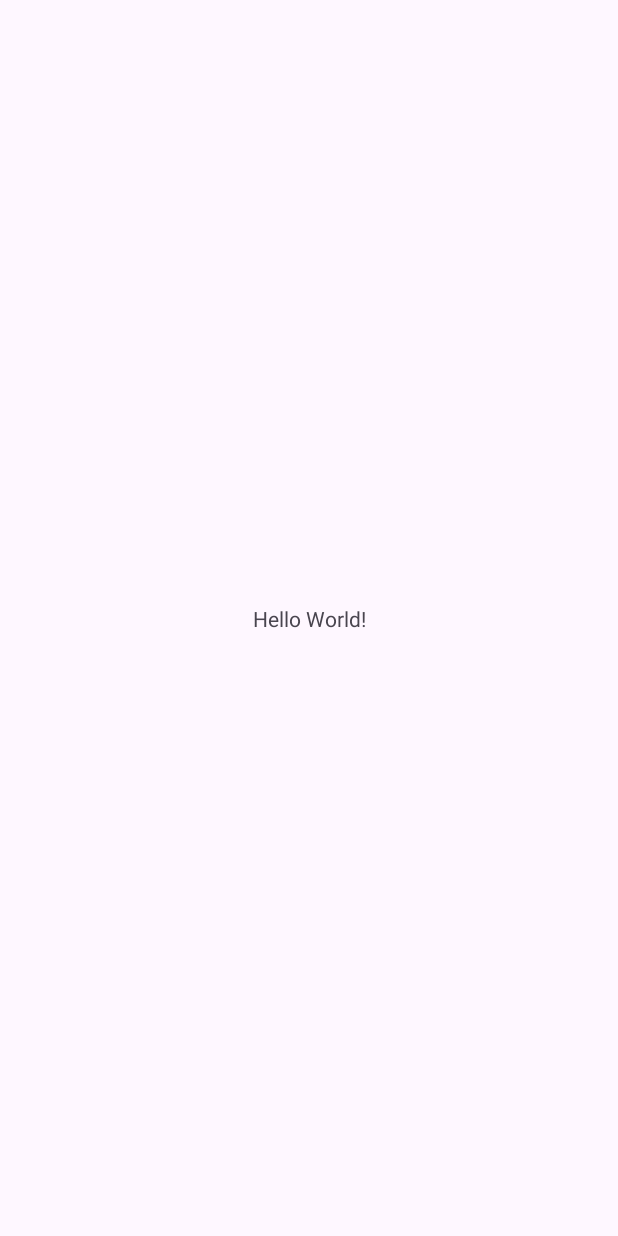
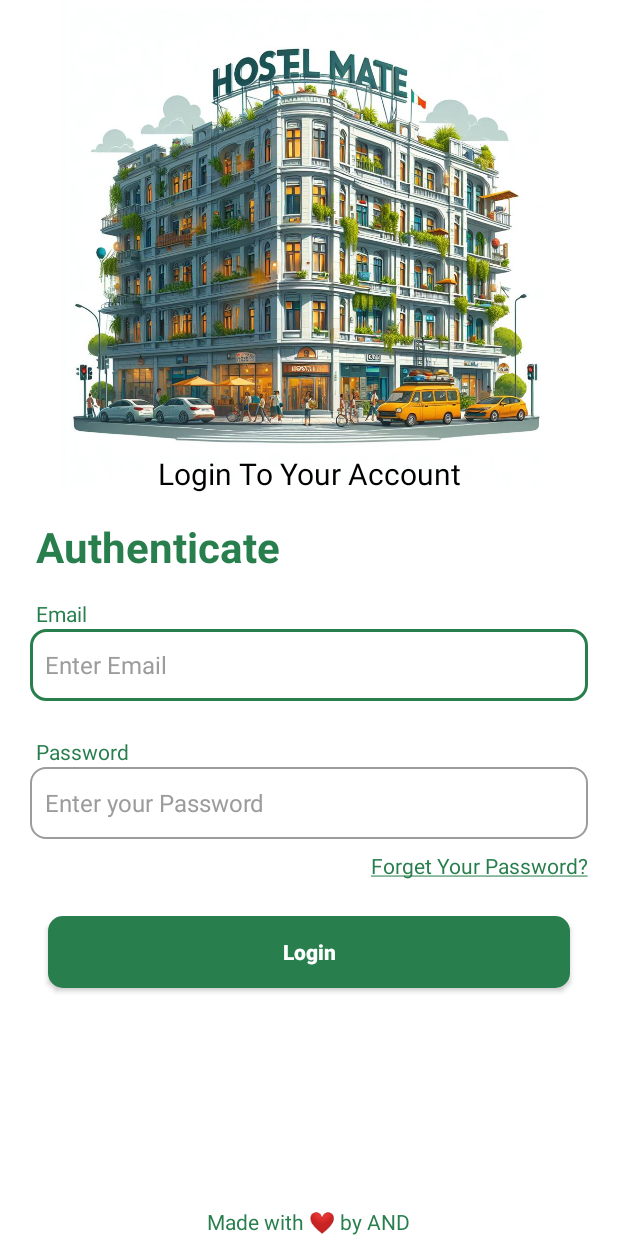
Before and after one commit to anas-farooq8/HostelMate, an Android app: the screen it shows after launch (MainActivity before the commit, LoginActivity after it), on a phone screen of 412 x 824 dp. Before the commit the screen is almost empty. Run offline under Robolectric (Android 15) with nearby library versions, the phone set to English and light mode, and no system bars.

Commit message:
Login Screen

```diff
--- a/app/src/main/AndroidManifest.xml
+++ b/app/src/main/AndroidManifest.xml
@@ -13,6 +13,15 @@
         android:theme="@style/Theme.HostelMate"
         tools:targetApi="31">
         <activity
+            android:name=".LoginActivity"
+            android:exported="true">
+            <intent-filter>
+                <action android:name="android.intent.action.MAIN" />
+
+                <category android:name="android.intent.category.LAUNCHER" />
+            </intent-filter>
+        </activity>
+        <activity
             android:name=".MainActivity"
             android:exported="true">
             <intent-filter>
--- /dev/null
+++ b/app/src/main/java/com/and/hostelmate/LoginActivity.kt
@@ -0,0 +1,20 @@
+package com.and.hostelmate
+
+import android.os.Bundle
+import androidx.activity.enableEdgeToEdge
+import androidx.appcompat.app.AppCompatActivity
+import androidx.core.view.ViewCompat
+import androidx.core.view.WindowInsetsCompat
+
+class LoginActivity : AppCompatActivity() {
+    override fun onCreate(savedInstanceState: Bundle?) {
+        super.onCreate(savedInstanceState)
+        enableEdgeToEdge()
+        setContentView(R.layout.activity_login)
+        ViewCompat.setOnApplyWindowInsetsListener(findViewById(R.id.main)) { v, insets ->
+            val systemBars = insets.getInsets(WindowInsetsCompat.Type.systemBars())
+            v.setPadding(systemBars.left, systemBars.top, systemBars.right, systemBars.bottom)
+            insets
+        }
+    }
+}
--- /dev/null
+++ b/app/src/main/res/drawable/button_ripple_effect.xml
@@ -0,0 +1,10 @@
+<?xml version="1.0" encoding="utf-8"?>
+<ripple xmlns:android="http://schemas.android.com/apk/res/android"
+    android:color="@color/tap_color">
+    <item>
+        <shape android:shape="rectangle">
+            <solid android:color="@color/green"/>
+            <corners android:radius="10dp"/>
+        </shape>
+    </item>
+</ripple>
--- /dev/null
+++ b/app/src/main/res/drawable/input_fields.xml
@@ -0,0 +1,21 @@
+<?xml version="1.0" encoding="utf-8"?>
+<selector xmlns:android="http://schemas.android.com/apk/res/android">
+    <!-- Focused state -->
+    <item android:state_focused="true">
+        <shape android:shape="rectangle">
+            <solid android:color="@color/white"/>
+            <corners android:radius="10dp"/>
+            <stroke android:width="2dp" android:color="@color/green"/>
+            <padding android:left="10dp" android:right="10dp"/>
+        </shape>
+    </item>
+    <!-- Default state -->
+    <item>
+        <shape android:shape="rectangle">
+            <solid android:color="@color/white"/>
+            <corners android:radius="10dp"/>
+            <stroke android:width="1dp" android:color="@color/hint_color"/>
+            <padding android:left="10dp" android:right="10dp"/>
+        </shape>
+    </item>
+</selector>
--- /dev/null
+++ b/app/src/main/res/layout/activity_login.xml
@@ -0,0 +1,161 @@
+<?xml version="1.0" encoding="utf-8"?>
+<androidx.constraintlayout.widget.ConstraintLayout xmlns:android="http://schemas.android.com/apk/res/android"
+    xmlns:app="http://schemas.android.com/apk/res-auto"
+    xmlns:tools="http://schemas.android.com/tools"
+    android:id="@+id/main"
+    android:layout_width="match_parent"
+    android:layout_height="match_parent"
+    android:background="@color/white"
+    tools:context=".LoginActivity">
+
+    <androidx.constraintlayout.widget.ConstraintLayout
+        android:id="@+id/constraintLayout"
+        android:layout_width="match_parent"
+        android:layout_height="0dp"
+        app:layout_constraintBottom_toTopOf="@+id/constraintLayout2"
+        app:layout_constraintEnd_toEndOf="parent"
+        app:layout_constraintHeight_percent="0.4"
+        app:layout_constraintStart_toStartOf="parent"
+        app:layout_constraintTop_toTopOf="parent">
+
+        <ImageView
+            android:layout_width="wrap_content"
+            android:layout_height="wrap_content"
+            android:src="@drawable/banner"
+            app:layout_constraintBottom_toBottomOf="parent"
+            app:layout_constraintEnd_toEndOf="parent"
+            app:layout_constraintStart_toStartOf="parent"
+            app:layout_constraintTop_toTopOf="parent"
+            android:importantForAccessibility="no" />
+
+        <TextView
+            android:layout_width="wrap_content"
+            android:layout_height="wrap_content"
+            android:text="@string/login_to_your_account"
+            android:textSize="20sp"
+            android:textColor="@color/black"
+            app:layout_constraintBottom_toBottomOf="parent"
+            app:layout_constraintEnd_toEndOf="parent"
+            app:layout_constraintHorizontal_chainStyle="packed"
+            app:layout_constraintStart_toStartOf="parent" />
+
+    </androidx.constraintlayout.widget.ConstraintLayout>
+
+    <androidx.constraintlayout.widget.ConstraintLayout
+        android:id="@+id/constraintLayout2"
+        android:layout_width="match_parent"
+        android:layout_height="0dp"
+        app:layout_constraintBottom_toBottomOf="parent"
+        app:layout_constraintEnd_toEndOf="parent"
+        app:layout_constraintHeight_percent="0.6"
+        app:layout_constraintStart_toStartOf="parent"
+        app:layout_constraintTop_toBottomOf="@+id/constraintLayout">
+
+        <TextView
+            android:id="@+id/textView6"
+            android:layout_width="wrap_content"
+            android:layout_height="wrap_content"
+            android:layout_marginStart="24dp"
+            android:layout_marginTop="16dp"
+            android:text="@string/auth"
+            android:textColor="@color/green"
+            android:textSize="28sp"
+            android:textStyle="bold"
+            app:layout_constraintStart_toStartOf="parent"
+            app:layout_constraintTop_toTopOf="parent" />
+
+        <TextView
+            android:id="@+id/textView4"
+            android:layout_width="wrap_content"
+            android:layout_height="wrap_content"
+            android:layout_marginStart="24dp"
+            android:layout_marginTop="16dp"
+            android:text="@string/email"
+            android:textColor="@color/green"
+            app:layout_constraintStart_toStartOf="parent"
+            app:layout_constraintTop_toBottomOf="@+id/textView6" />
+
+        <EditText
+            android:id="@+id/emailText"
+            android:layout_width="match_parent"
+            android:layout_height="48dp"
+            android:layout_margin="20dp"
+            android:autofillHints="emailAddress"
+            android:background="@drawable/input_fields"
+            android:hint="@string/enter_email"
+            android:inputType="textEmailAddress"
+            android:textColor="@color/black"
+            android:textColorHint="@color/hint_color"
+            android:textSize="16sp"
+            app:layout_constraintEnd_toEndOf="@+id/textView4"
+            app:layout_constraintStart_toStartOf="@+id/textView4"
+            app:layout_constraintTop_toTopOf="@+id/textView4" />
+
+        <TextView
+            android:id="@+id/textView5"
+            android:layout_width="wrap_content"
+            android:layout_height="wrap_content"
+            android:layout_marginStart="24dp"
+            android:layout_marginTop="24dp"
+            android:text="@string/password"
+            android:textColor="@color/green"
+            app:layout_constraintStart_toStartOf="parent"
+            app:layout_constraintTop_toBottomOf="@+id/emailText" />
+
+        <EditText
+            android:id="@+id/passwordText"
+            android:layout_width="match_parent"
+            android:layout_height="48dp"
+            android:layout_margin="20dp"
+            android:autofillHints="emailAddress"
+            android:background="@drawable/input_fields"
+            android:hint="@string/enter_your_password"
+            android:inputType="textPassword"
+            android:textColor="@color/black"
+            android:textColorHint="@color/hint_color"
+            android:textSize="16sp"
+            app:layout_constraintEnd_toEndOf="@+id/textView5"
+            app:layout_constraintStart_toStartOf="@+id/textView5"
+            app:layout_constraintTop_toTopOf="@+id/textView5" />
+
+        <TextView
+            android:id="@+id/forgotPassBtn"
+            android:layout_width="wrap_content"
+            android:layout_height="wrap_content"
+            android:layout_marginTop="8dp"
+            android:layout_marginEnd="20dp"
+            android:text="@string/forgot_your_password"
+            android:textColor="@color/green"
+            android:textSize="14sp"
+            app:layout_constraintEnd_toEndOf="parent"
+            app:layout_constraintTop_toBottomOf="@+id/passwordText" />
+
+        <androidx.appcompat.widget.AppCompatButton
+            android:id="@+id/loginBtn"
+            android:layout_width="match_parent"
+            android:layout_height="48dp"
+            android:layout_marginStart="32dp"
+            android:layout_marginTop="24dp"
+            android:layout_marginEnd="32dp"
+            android:background="@drawable/button_ripple_effect"
+            android:backgroundTint="@color/green"
+            android:elevation="20dp"
+            android:gravity="center"
+            android:text="@string/login"
+            android:textAllCaps="false"
+            android:textColor="@color/white"
+            android:textStyle="bold"
+            app:layout_constraintEnd_toEndOf="parent"
+            app:layout_constraintStart_toStartOf="parent"
+            app:layout_constraintTop_toBottomOf="@+id/forgotPassBtn" />
+
+        <TextView
+            android:layout_width="wrap_content"
+            android:layout_height="wrap_content"
+            android:text="@string/credit"
+            android:textColor="@color/green"
+            app:layout_constraintBottom_toBottomOf="parent"
+            app:layout_constraintEnd_toEndOf="parent"
+            app:layout_constraintStart_toStartOf="parent" />
+    </androidx.constraintlayout.widget.ConstraintLayout>
+</androidx.constraintlayout.widget.ConstraintLayout>
--- a/app/src/main/res/values/colors.xml
+++ b/app/src/main/res/values/colors.xml
@@ -2,4 +2,7 @@
 <resources>
     <color name="black">#FF000000</color>
     <color name="white">#FFFFFFFF</color>
+    <color name="green">#287F4D</color>
+    <color name="hint_color">#9C9C9C</color>
+    <color name="tap_color">#E5E4E2</color>
 </resources>
--- a/app/src/main/res/values/strings.xml
+++ b/app/src/main/res/values/strings.xml
@@ -1,3 +1,12 @@
 <resources>
     <string name="app_name">HostelMate</string>
+    <string name="login_to_your_account">Login To Your Account</string>
+    <string name="login">Login</string>
+    <string name="auth">Authenticate</string>
+    <string name="email">Email</string>
+    <string name="enter_email">Enter Email</string>
+    <string name="password">Password</string>
+    <string name="enter_your_password">Enter your Password</string>
+    <string name="forgot_your_password"><u>Forget Your Password?</u></string>
+    <string name="credit">Made with ❤️ by AND</string>
 </resources>
```
Also changed, not shown: app/src/main/res/drawable/banner.jpg (added).
